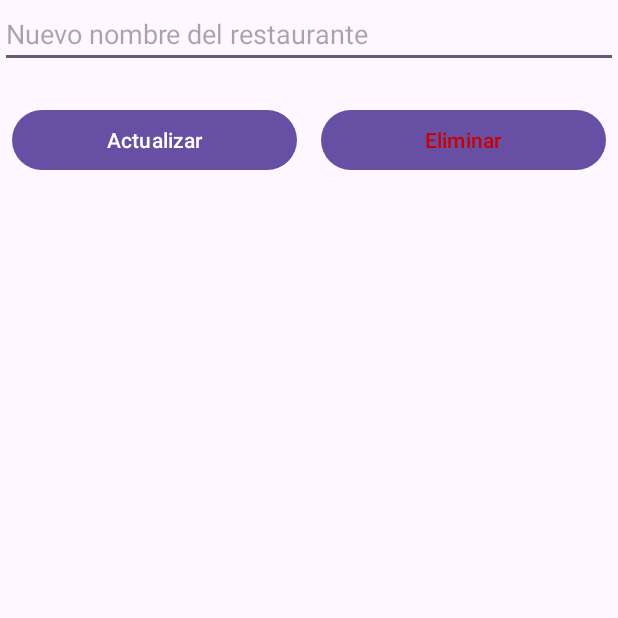
After one commit to franciscoxcode/CDMXGourmet, an Android app: the EditRestaurantActivity screen opened directly, with no data from a screen before it, on a phone screen of 412 x 824 dp, the top half of it. The commit adds this screen. Run offline under Robolectric (Android 15) with nearby library versions, the phone set to English and light mode, and no system bars; 1 statement that could not run was skipped.

Commit message:
git commit -am "Add restaurant editing flow with long press support and UI improvements"

```diff
--- a/app/src/main/AndroidManifest.xml
+++ b/app/src/main/AndroidManifest.xml
@@ -37,6 +37,10 @@
             android:name=".AddRestaurantActivity"
             android:exported="false" />
 
+        <!-- ✏️ Correct Edit activity (package root) -->
+        <activity
+            android:name=".EditRestaurantActivity"
+            android:exported="false" />
     </application>
 
 </manifest>
--- /dev/null
+++ b/app/src/main/java/com/franciscocasillas/cdmxgourmet/EditRestaurantActivity.java
@@ -0,0 +1,66 @@
+package com.franciscocasillas.cdmxgourmet;
+
+import android.os.Bundle;
+import android.widget.Button;
+import android.widget.EditText;
+import android.widget.Toast;
+
+import androidx.activity.EdgeToEdge;
+import androidx.appcompat.app.AppCompatActivity;
+import androidx.core.graphics.Insets;
+import androidx.core.view.WindowInsetsCompat;
+import androidx.core.view.ViewCompat;
+
+import com.franciscocasillas.cdmxgourmet.data.RestaurantDao;
+
+public class EditRestaurantActivity extends AppCompatActivity {
+
+    private EditText editTextRestaurantName;
+    private Button updateButton, deleteButton;
+    private int restaurantId;
+
+    @Override
+    protected void onCreate(Bundle savedInstanceState) {
+        super.onCreate(savedInstanceState);
+        EdgeToEdge.enable(this);
+        setContentView(R.layout.activity_edit_restaurant);
+
+        ViewCompat.setOnApplyWindowInsetsListener(findViewById(R.id.editRestaurantLayout), (v, insets) -> {
+            Insets sb = insets.getInsets(WindowInsetsCompat.Type.systemBars());
+            v.setPadding(sb.left, sb.top, sb.right, sb.bottom);
+            return insets;
+        });
+
+        editTextRestaurantName = findViewById(R.id.editTextRestaurantName);
+        updateButton = findViewById(R.id.updateButton);
+        deleteButton = findViewById(R.id.deleteButton);
+
+        restaurantId = getIntent().getIntExtra("restaurant_id", -1);
+        String restaurantName = getIntent().getStringExtra("restaurant_name");
+
+        if (restaurantId == -1 || restaurantName == null) {
+            Toast.makeText(this, "Error al cargar restaurante", Toast.LENGTH_SHORT).show();
+            finish();
+            return;
+        }
+
+        editTextRestaurantName.setText(restaurantName);
+
+        updateButton.setOnClickListener(v -> {
+            String newName = editTextRestaurantName.getText().toString().trim();
+            if (newName.isEmpty()) {
+                Toast.makeText(this, "El nombre no puede estar vacío", Toast.LENGTH_SHORT).show();
+                return;
+            }
+            new RestaurantDao(this).updateRestaurant(restaurantId, newName);
+            Toast.makeText(this, "Restaurante actualizado", Toast.LENGTH_SHORT).show();
+            finish();
+        });
+
+        deleteButton.setOnClickListener(v -> {
+            new RestaurantDao(this).deleteRestaurant(restaurantId);
+            Toast.makeText(this, "Restaurante eliminado", Toast.LENGTH_SHORT).show();
+            finish();
+        });
+    }
+}
--- /dev/null
+++ b/app/src/main/res/layout/activity_edit_restaurant.xml
@@ -0,0 +1,51 @@
+<?xml version="1.0" encoding="utf-8"?>
+<androidx.constraintlayout.widget.ConstraintLayout
+    xmlns:android="http://schemas.android.com/apk/res/android"
+    xmlns:app="http://schemas.android.com/apk/res-auto"
+    android:id="@+id/editRestaurantLayout"
+    android:layout_width="match_parent"
+    android:layout_height="match_parent"
+    android:padding="24dp">
+
+<EditText
+android:id="@+id/editTextRestaurantName"
+android:layout_width="0dp"
+android:layout_height="wrap_content"
+android:hint="Nuevo nombre del restaurante"
+android:inputType="textPersonName"
+app:layout_constraintTop_toTopOf="parent"
+app:layout_constraintStart_toStartOf="parent"
+app:layout_constraintEnd_toEndOf="parent" />
+
+    <LinearLayout
+        android:id="@+id/buttonRow"
+        android:layout_width="0dp"
+        android:layout_height="wrap_content"
+        android:orientation="horizontal"
+        android:gravity="center"
+        android:layout_marginTop="24dp"
+        android:layout_marginBottom="12dp"
+        android:layout_marginHorizontal="8dp"
+        app:layout_constraintTop_toBottomOf="@id/editTextRestaurantName"
+        app:layout_constraintStart_toStartOf="parent"
+        app:layout_constraintEnd_toEndOf="parent">
+
+        <Button
+            android:id="@+id/updateButton"
+            android:layout_width="0dp"
+            android:layout_height="wrap_content"
+            android:layout_weight="1"
+            android:layout_marginEnd="8dp"
+            android:text="Actualizar" />
+
+        <Button
+            android:id="@+id/deleteButton"
+            android:layout_width="0dp"
+            android:layout_height="wrap_content"
+            android:layout_weight="1"
+            android:layout_marginStart="8dp"
+            android:text="Eliminar"
+            android:textColor="@android:color/holo_red_dark" />
+    </LinearLayout>
+
+    </androidx.constraintlayout.widget.ConstraintLayout>
```
Also changed, not shown: app/src/main/java/com/franciscocasillas/cdmxgourmet/MainActivity.java (+17 -6 lines), app/src/main/java/com/franciscocasillas/cdmxgourmet/activities/RestaurantDetailActivity.java (+9 -8 lines), app/src/main/java/com/franciscocasillas/cdmxgourmet/adapters/RestaurantAdapter.java (+24 -7 lines), app/src/main/java/com/franciscocasillas/cdmxgourmet/data/RestaurantDao.java (+17 -0 lines), app/src/main/java/com/franciscocasillas/cdmxgourmet/models/Restaurant.java (+15 -0 lines).
